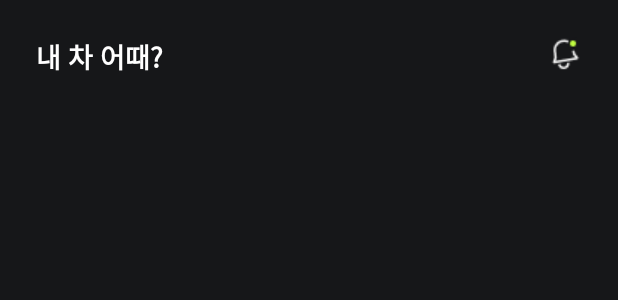
After one commit to ssangdon/KingCar, an Android app: the layout activity_main_board.xml on its own in the app's theme, with its tools: preview values and no code run, on a phone screen of 412 x 824 dp. The commit adds this screen. Shown: the top 300 px of the screen. Run offline under Robolectric (Android 15) with nearby library versions, the phone set to English and light mode, and no system bars.

Commit message:
change_the_status_bar_color

```diff
--- a/app/src/main/AndroidManifest.xml
+++ b/app/src/main/AndroidManifest.xml
@@ -12,6 +12,9 @@
         android:supportsRtl="true"
         android:theme="@style/Theme.Test"
         tools:targetApi="31">
+        <activity
+            android:name="com.example.MainBoardActivity"
+            android:exported="false" />
         <activity
             android:name=".CarSelectActivity"
             android:exported="false" />
--- a/app/src/main/java/com/example/kingcar/MainActivity.kt
+++ b/app/src/main/java/com/example/kingcar/MainActivity.kt
@@ -36,8 +36,10 @@ class MainActivity : AppCompatActivity() {
     }
     fun goNextPage(){
         val button = findViewById<Button>(R.id.nextButton)
+        val textField = findViewById<EditText>(R.id.nickNameTextField)
         button.setOnClickListener{
             val intent = Intent(this, CarSelectActivity::class.java)
+            intent.putExtra("nickname", textField.text.toString())
             startActivity(intent)
         }
     }
--- a/app/src/main/res/layout/activity_main.xml
+++ b/app/src/main/res/layout/activity_main.xml
@@ -63,7 +63,6 @@
             android:enabled="false"
             />
 
-
     </LinearLayout>
 
 
--- /dev/null
+++ b/app/src/main/res/layout/activity_main_board.xml
@@ -0,0 +1,57 @@
+<?xml version="1.0" encoding="utf-8"?>
+<androidx.constraintlayout.widget.ConstraintLayout xmlns:android="http://schemas.android.com/apk/res/android"
+    xmlns:app="http://schemas.android.com/apk/res-auto"
+    xmlns:tools="http://schemas.android.com/tools"
+    android:layout_width="match_parent"
+    android:layout_height="match_parent"
+    tools:context=".CarSelectActivity">
+
+    <LinearLayout
+        android:id="@+id/linearLayout"
+        android:layout_width="match_parent"
+        android:layout_height="wrap_content"
+        android:orientation="horizontal"
+        android:layout_marginLeft="24dp"
+        android:layout_marginRight="24dp"
+        android:layout_marginTop="24dp"
+        app:layout_constraintEnd_toEndOf="parent"
+        app:layout_constraintStart_toStartOf="parent"
+        app:layout_constraintTop_toTopOf="parent"
+        >
+
+        <TextView
+            android:id="@+id/textView"
+            android:layout_width="wrap_content"
+            android:layout_height="wrap_content"
+            android:text="내 차 어때?"
+            android:textColor="@color/white"
+            android:textSize="18sp"
+            android:layout_gravity="left"
+            android:textStyle="bold" />
+        <View
+            android:layout_width="0dp"
+            android:layout_height="0dp"
+            android:layout_weight="1" />
+        <ImageView
+            android:layout_width="wrap_content"
+            android:layout_height="wrap_content"
+            android:layout_gravity="right"
+            android:src="@drawable/alert" />
+
+    </LinearLayout>
+
+
+    <!--    <LinearLayout-->
+    <!--        android:id="@+id/LinearLayout1"-->
+    <!--        android:layout_width="match_parent"-->
+    <!--        android:layout_height="wrap_content"-->
+    <!--        android:layout_marginTop="20dp"-->
+    <!--        android:gravity="center"-->
+    <!--        android:orientation="horizontal"-->
+    <!--        app:layout_constraintStart_toStartOf="@+id/textView"-->
+    <!--        app:layout_constraintTop_toBottomOf="@+id/textView">-->
+
+    <!--    </LinearLayout>-->
+
+
+</androidx.constraintlayout.widget.ConstraintLayout>
--- a/app/src/main/res/values/themes.xml
+++ b/app/src/main/res/values/themes.xml
@@ -7,5 +7,6 @@
 
     <style name="Theme.Test" parent="Base.Theme.Test" >
         <item name="android:windowBackground">#161719</item>
+        <item name="android:statusBarColor">#161719</item>
     </style>
 </resources>
```
Also changed, not shown: app/src/main/java/com/example/MainBoardActivity.kt (added, +12 -0 lines), app/src/main/java/com/example/test/CarSelectActivity.kt (+13 -45 lines), app/src/main/res/drawable/alert.png (added).
